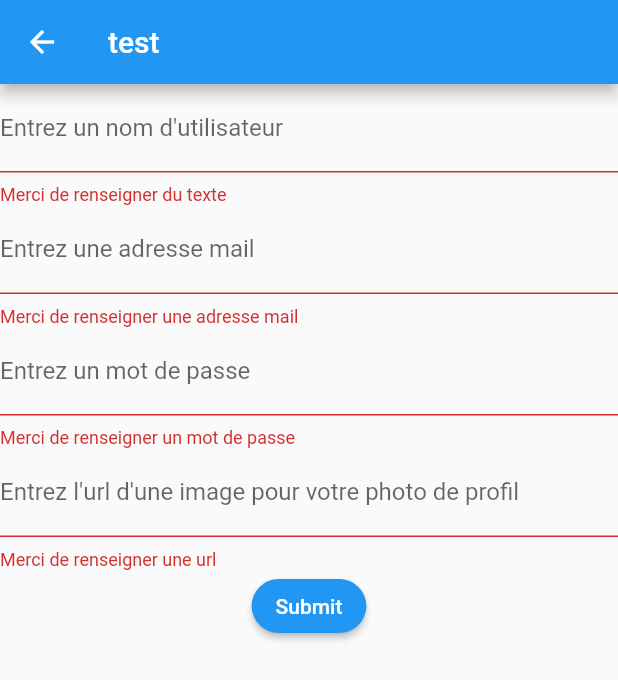
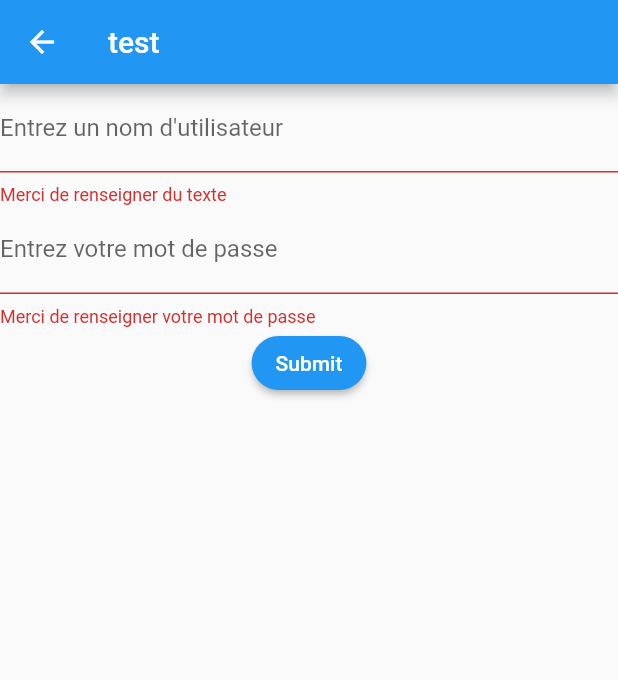
Before and after one commit to DuarteJules/Flutter_Ecurie, a Flutter app: the AuthScreen screen opened directly, after a tap on "Submit", on a phone screen of 412 x 824 dp. Shown: the top 680 px of the screen. Run offline on Flutter 3.47's test engine with Material 2 defaults, Android fonts, the phone set to English and light mode, and no system bars; our stand-ins replace flutter_dotenv, font_awesome_flutter; missing offline and left inert: mongo_dart; accounts and stored records are empty.

Commit message:
implement form for signin and user_manager class

```diff
--- /dev/null
+++ b/lib/models/user_manager.dart
@@ -0,0 +1,4 @@
+import 'package:flutter_ecurie/models/user.dart';
+class UserManager {
+  static late User user;
+}
--- a/lib/screens/auth_screen.dart
+++ b/lib/screens/auth_screen.dart
@@ -1,5 +1,6 @@
 import 'package:flutter/material.dart';
 
+import '../widgets/login_form.dart';
 import '../widgets/signup_form.dart';
 
 class AuthScreen extends StatefulWidget {
@@ -16,7 +17,8 @@ class _AuthScreenState extends State<AuthScreen> {
       appBar: AppBar(
         title: Text("test"),
       ),
-       body: const SignupForm()
+       body: const LoginForm()
+      //  body: const SignupForm()
     );
   }
 }
--- a/lib/widgets/login_form.dart
+++ b/lib/widgets/login_form.dart
@@ -0,0 +1,98 @@
+import 'package:flutter/material.dart';
+import 'package:flutter_ecurie/models/user_manager.dart';
+
+import '../models/user.dart';
+import '../providers/mongodb.dart';
+
+// instance of MongoDB
+var mongodb = DBConnection.getInstance();
+
+class LoginForm extends StatefulWidget {
+  const LoginForm({super.key});
+
+  @override
+  LoginFormState createState() {
+    return LoginFormState();
+  }
+}
+
+
+class LoginFormState extends State<LoginForm> {
+  final _formKey = GlobalKey<FormState>();
+  final nameController = TextEditingController();
+  final passwordController = TextEditingController();
+
+  @override
+  void dispose() {
+    // Clean up the controller when the widget is disposed.
+    nameController.dispose();
+    passwordController.dispose();
+    super.dispose();
+  }
+
+  static _loginUser(TextEditingController nameController,
+      TextEditingController passwordController) async {
+    // print(nameController.text);
+    var collection = mongodb.getCollection("users");
+    var user = await collection.findOne(
+        {"userName": nameController.text, "password": passwordController.text});
+    return user;
+  }
+
+  @override
+  Widget build(BuildContext context) {
+
+    return Form(
+      key: _formKey,
+      child: Column(
+        children: <Widget>[
+          TextFormField(
+            // The validator receives the text that the user has entered.
+            decoration: const InputDecoration(
+              border: UnderlineInputBorder(),
+              labelText: 'Entrez un nom d\'utilisateur',
+            ),
+            validator: (value) {
+              if (value == null || value.isEmpty) {
+                return 'Merci de renseigner du texte';
+              }
+            },
+            controller: nameController,
+          ),
+          TextFormField(
+            // The validator receives the text that the user has entered.
+            decoration: const InputDecoration(
+              border: UnderlineInputBorder(),
+              labelText: 'Entrez votre mot de passe',
+            ),
+            validator: (value) {
+              if (value == null || value.isEmpty) {
+                return 'Merci de renseigner votre mot de passe';
+              }
+            },
+            controller: passwordController,
+          ),
+          ElevatedButton(
+            onPressed: () async  {
+              // Validate returns true if the form is valid, or false otherwise.
+              if (_formKey.currentState!.validate()) {
+
+                final isUserCorrect = await _loginUser(nameController, passwordController);
+                if (isUserCorrect == null) {
+                  ScaffoldMessenger.of(context).showSnackBar(
+                    const SnackBar(content: Text('Votre nom d\'utilisateur ou mot de passe est incorrecte.')),
+                  );
+                } else {
+                  UserManager.user = isUserCorrect;
+                  Navigator.pop(context);
+                }
+              }
+            },
+            style: ElevatedButton.styleFrom(shape: const StadiumBorder()),
+            child: const Text('Submit'),
+          ),
+        ],
+      ),
+    );
+  }
+}
```
